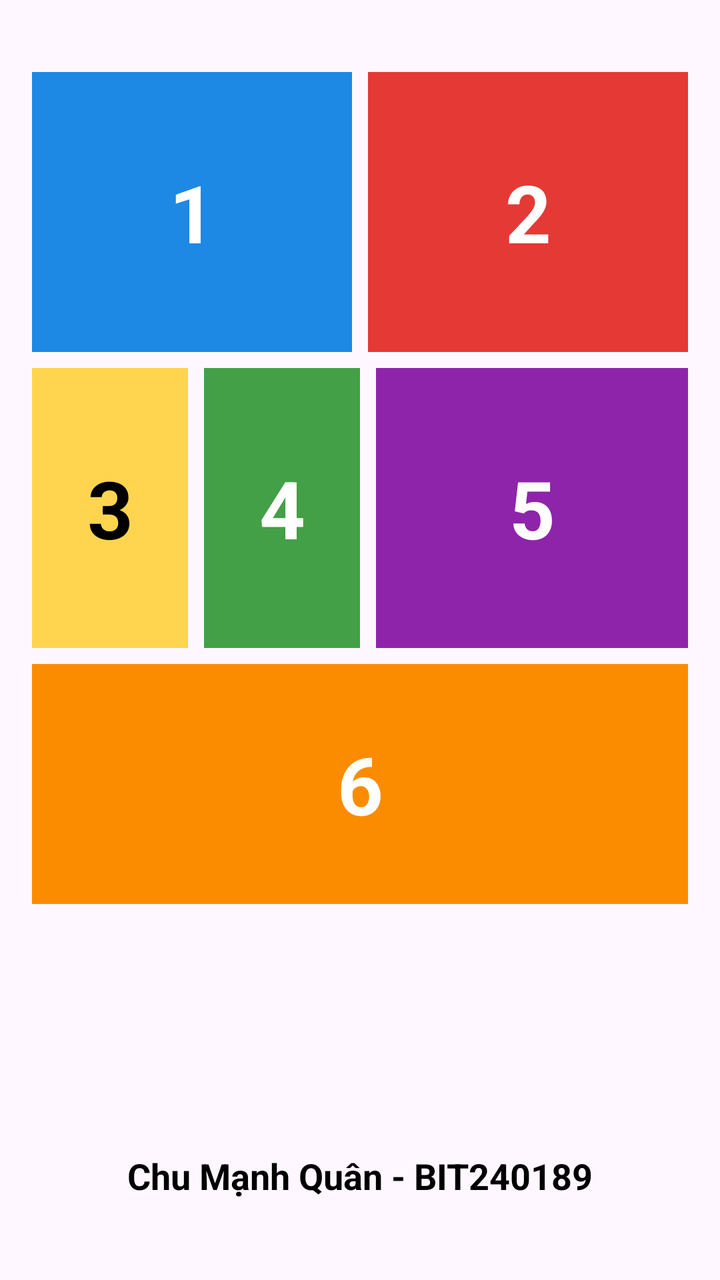
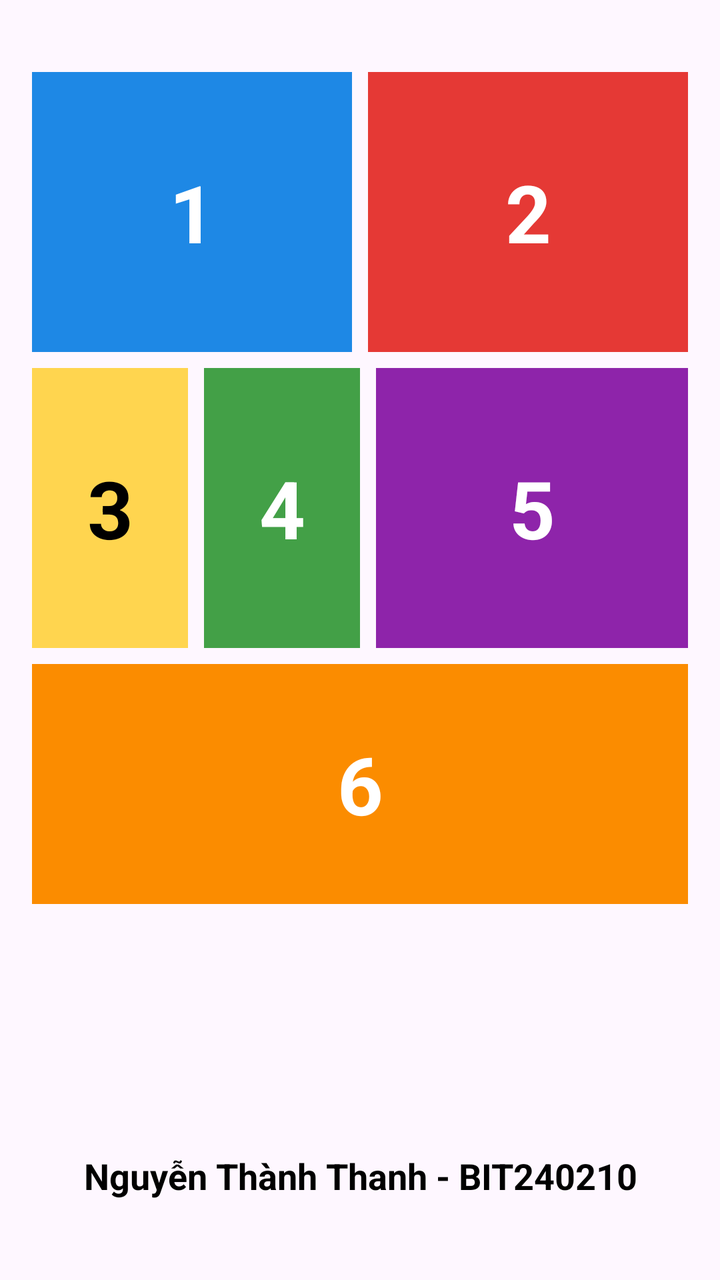

An Android layout rendered at two revisions. The XML below is the earlier revision; the diff shows what the commit changed to produce the second picture.
<!-- AndroidManifest.xml: application theme Theme.Bai1 -->
<!-- res/layout/activity_main.xml -->
<?xml version="1.0" encoding="utf-8"?>
<LinearLayout xmlns:android="http://schemas.android.com/apk/res/android"
    android:layout_width="match_parent"
    android:layout_height="match_parent"
    android:fitsSystemWindows="true"
    android:orientation="vertical"
    android:paddingStart="16dp"
    android:paddingEnd="16dp"
    android:paddingTop="36dp"
    android:paddingBottom="24dp">

    
    <LinearLayout
        android:layout_width="match_parent"
        android:layout_height="0dp"
        android:layout_weight="1"
        android:orientation="vertical">

        
        <LinearLayout
            android:layout_width="match_parent"
            android:layout_height="140dp"
            android:layout_marginBottom="8dp"
            android:orientation="horizontal">

            <TextView
                android:layout_width="0dp"
                android:layout_height="match_parent"
                android:layout_weight="1"
                android:layout_marginEnd="4dp"
                android:background="#1E88E5"
                android:gravity="center"
                android:text="1"
                android:textColor="#FFFFFF"
                android:textSize="40sp"
                android:textStyle="bold" />

            <TextView
                android:layout_width="0dp"
                android:layout_height="match_parent"
                android:layout_weight="1"
                android:layout_marginStart="4dp"
                android:background="#E53935"
                android:gravity="center"
                android:text="2"
                android:textColor="#FFFFFF"
                android:textSize="40sp"
                android:textStyle="bold" />
        </LinearLayout>

        
        <LinearLayout
            android:layout_width="match_parent"
            android:layout_height="140dp"
            android:layout_marginBottom="8dp"
            android:orientation="horizontal">

            <TextView
                android:layout_width="0dp"
                android:layout_height="match_parent"
                android:layout_weight="1"
                android:layout_marginEnd="4dp"
                android:background="#FFD54F"
                android:gravity="center"
                android:text="3"
                android:textColor="#000000"
                android:textSize="40sp"
                android:textStyle="bold" />

            <TextView
                android:layout_width="0dp"
                android:layout_height="match_parent"
                android:layout_weight="1"
                android:layout_marginStart="4dp"
                android:layout_marginEnd="4dp"
                android:background="#43A047"
                android:gravity="center"
                android:text="4"
                android:textColor="#FFFFFF"
                android:textSize="40sp"
                android:textStyle="bold" />

            <TextView
                android:layout_width="0dp"
                android:layout_height="match_parent"
                android:layout_weight="2"
                android:layout_marginStart="4dp"
                android:background="#8E24AA"
                android:gravity="center"
                android:text="5"
                android:textColor="#FFFFFF"
                android:textSize="40sp"
                android:textStyle="bold" />
        </LinearLayout>

        
        <TextView
            android:layout_width="match_parent"
            android:layout_height="120dp"
            android:background="#FB8C00"
            android:gravity="center"
            android:text="6"
            android:textColor="#FFFFFF"
            android:textSize="40sp"
            android:textStyle="bold" />
    </LinearLayout>

    
    <TextView
        android:layout_width="match_parent"
        android:layout_height="wrap_content"
        android:layout_marginBottom="16dp"
        android:gravity="center"
        android:text="Chu Mạnh Quân - BIT240189"
        android:textColor="#000000"
        android:textSize="18sp"
        android:textStyle="bold" />

</LinearLayout>
<!-- resources referenced by this layout -->
<resources>
  <style name="Theme.Bai1" parent="Base.Theme.Bai1" />
  <style name="Base.Theme.Bai1" parent="Theme.Material3.DayNight.NoActionBar">
          
          
      </style>
</resources>

<!-- the commit's change to res/layout/activity_main.xml (unified diff, before → after) -->
@@ -111,7 +111,7 @@
         android:layout_height="wrap_content"
         android:layout_marginBottom="16dp"
         android:gravity="center"
-        android:text="Chu Mạnh Quân - BIT240189"
+        android:text="Nguyễn Thành Thanh - BIT240210"
         android:textColor="#000000"
         android:textSize="18sp"
         android:textStyle="bold" />
